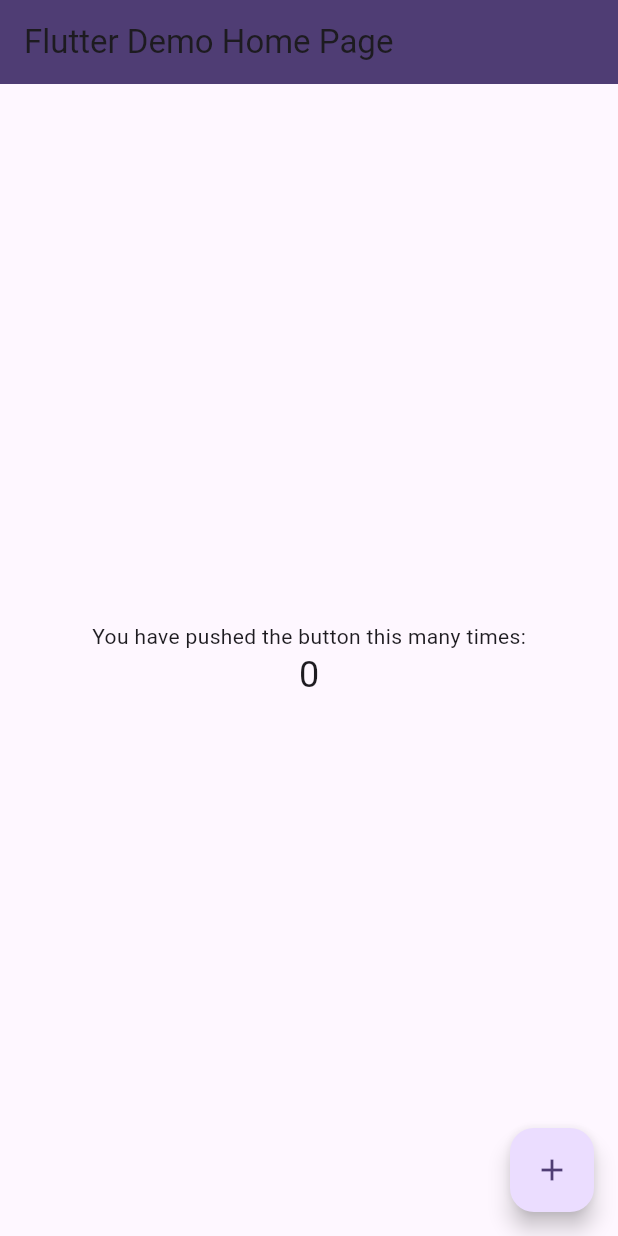
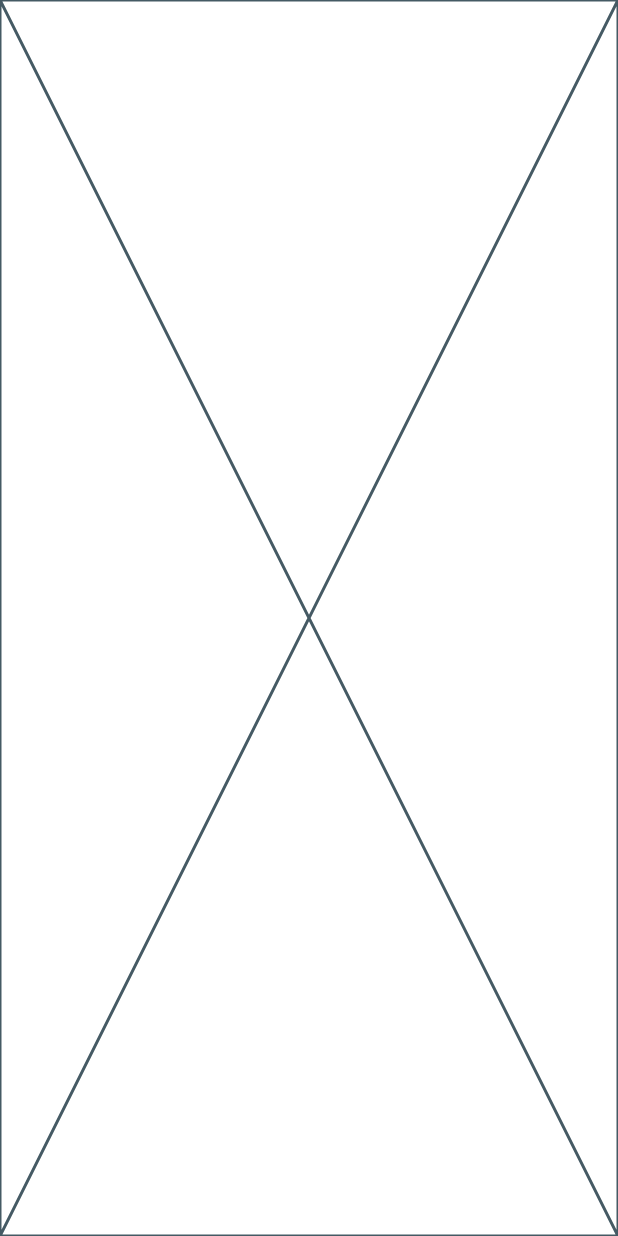
Before and after one commit to koko-maria/Todo, a Flutter app: the screen it shows after launch, on a phone screen of 412 x 824 dp. Run offline on Flutter 3.47's test engine with Material 2 defaults, Android fonts, the phone set to English and light mode, and no system bars.

Commit message:
changes for new screen and font

```diff
--- /dev/null
+++ b/lib/Screens/create_account.dart
@@ -0,0 +1,10 @@
+import 'package:flutter/material.dart';
+
+class CreateAccount extends StatelessWidget {
+  const CreateAccount({super.key});
+
+  @override
+  Widget build(BuildContext context) {
+    return const Placeholder();
+  }
+}
--- a/lib/main.dart
+++ b/lib/main.dart
@@ -1,5 +1,6 @@
 
   import 'package:flutter/material.dart';
+import 'package:todoy/Screens/create_account.dart';
 
 void main() {
   runApp(const MyApp());
@@ -14,113 +15,11 @@ class MyApp extends StatelessWidget {
     return MaterialApp(
       title: 'Flutter Demo',
       theme: ThemeData(
-        // This is the theme of your application.
-        //
-        // TRY THIS: Try running your application with "flutter run". You'll see
-        // the application has a blue toolbar. Then, without quitting the app,
-        // try changing the seedColor in the colorScheme below to Colors.green
-        // and then invoke "hot reload" (save your changes or press the "hot
-        // reload" button in a Flutter-supported IDE, or press "r" if you used
-        // the command line to start the app).
-        //
-        // Notice that the counter didn't reset back to zero; the application
-        // state is not lost during the reload. To reset the state, use hot
-        // restart instead.
-        //
-        // This works for code too, not just values: Most code changes can be
-        // tested with just a hot reload.
+
         colorScheme: ColorScheme.fromSeed(seedColor: Colors.deepPurple),
         useMaterial3: true,
       ),
-      home: const MyHomePage(title: 'Flutter Demo Home Page'),
+      home: const CreateAccount()
     );
   }
 }
-
-class MyHomePage extends StatefulWidget {
-  const MyHomePage({super.key, required this.title});
-
-  // This widget is the home page of your application. It is stateful, meaning
-  // that it has a State object (defined below) that contains fields that affect
-  // how it looks.
-
-  // This class is the configuration for the state. It holds the values (in this
-  // case the title) provided by the parent (in this case the App widget) and
-  // used by the build method of the State. Fields in a Widget subclass are
-  // always marked "final".
-
-  final String title;
-
-  @override
-  State<MyHomePage> createState() => _MyHomePageState();
-}
-
-class _MyHomePageState extends State<MyHomePage> {
-  int _counter = 0;
-
-  void _incrementCounter() {
-    setState(() {
-      // This call to setState tells the Flutter framework that something has
-      // changed in this State, which causes it to rerun the build method below
-      // so that the display can reflect the updated values. If we changed
-      // _counter without calling setState(), then the build method would not be
-      // called again, and so nothing would appear to happen.
-      _counter++;
-    });
-  }
-
-  @override
-  Widget build(BuildContext context) {
-    // This method is rerun every time setState is called, for instance as done
-    // by the _incrementCounter method above.
-    //
-    // The Flutter framework has been optimized to make rerunning build methods
-    // fast, so that you can just rebuild anything that needs updating rather
-    // than having to individually change instances of widgets.
-    return Scaffold(
-      appBar: AppBar(
-        // TRY THIS: Try changing the color here to a specific color (to
-        // Colors.amber, perhaps?) and trigger a hot reload to see the AppBar
-        // change color while the other colors stay the same.
-        backgroundColor: Theme.of(context).colorScheme.onPrimaryContainer,
-        // Here we take the value from the MyHomePage object that was created by
-        // the App.build method, and use it to set our appbar title.
-        title: Text(widget.title),
-      ),
-      body: Center(
-        // Center is a layout widget. It takes a single child and positions it
-        // in the middle of the parent.
-        child: Column(
-          // Column is also a layout widget. It takes a list of children and
-          // arranges them vertically. By default, it sizes itself to fit its
-          // children horizontally, and tries to be as tall as its parent.
-          //
-          // Column has various properties to control how it sizes itself and
-          // how it positions its children. Here we use mainAxisAlignment to
-          // center the children vertically; the main axis here is the vertical
-          // axis because Columns are vertical (the cross axis would be
-          // horizontal).
-          //
-          // TRY THIS: Invoke "debug painting" (choose the "Toggle Debug Paint"
-          // action in the IDE, or press "p" in the console), to see the
-          // wireframe for each widget.
-          mainAxisAlignment: MainAxisAlignment.center,
-          children: <Widget>[
-            const Text(
-              'You have pushed the button this many times:',
-            ),
-            Text(
-              '$_counter',
-              style: Theme.of(context).textTheme.headlineSmall,
-            ),
-          ],
-        ),
-      ),
-      floatingActionButton: FloatingActionButton(
-        onPressed: _incrementCounter,
-        tooltip: 'Increment',
-        child: const Icon(Icons.add),
-      ), // This trailing comma makes auto-formatting nicer for build methods.
-    );
-  }
-}
```
Also changed, not shown: pubspec.yaml (+4 -4 lines), assest/font/SF-Pro-Display-Regular.ttf (added).
